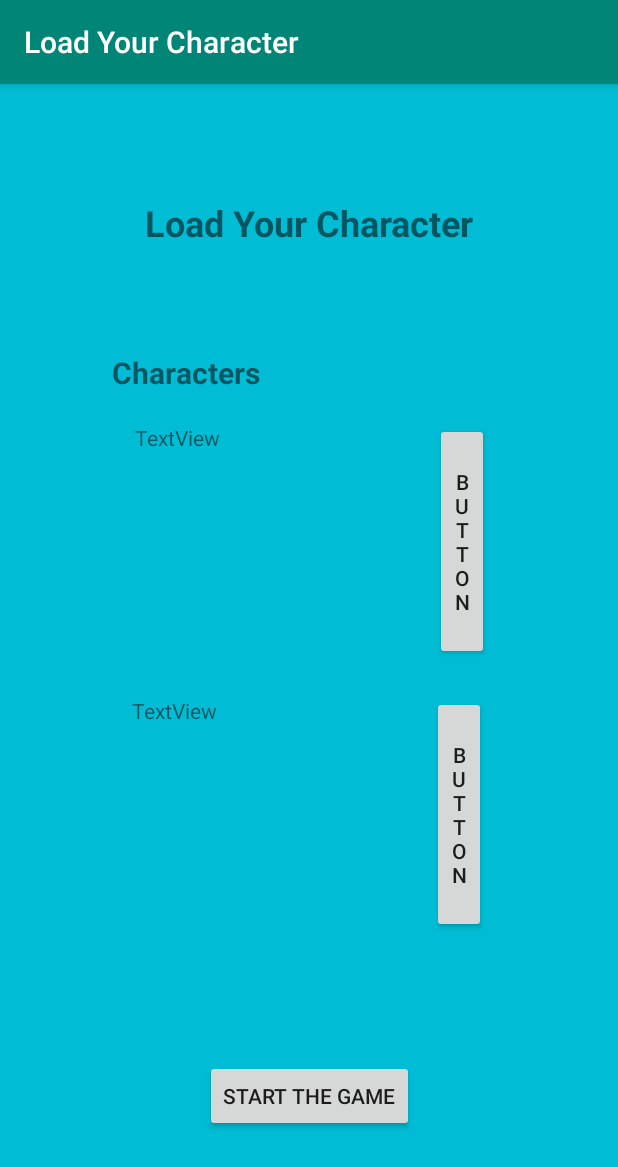
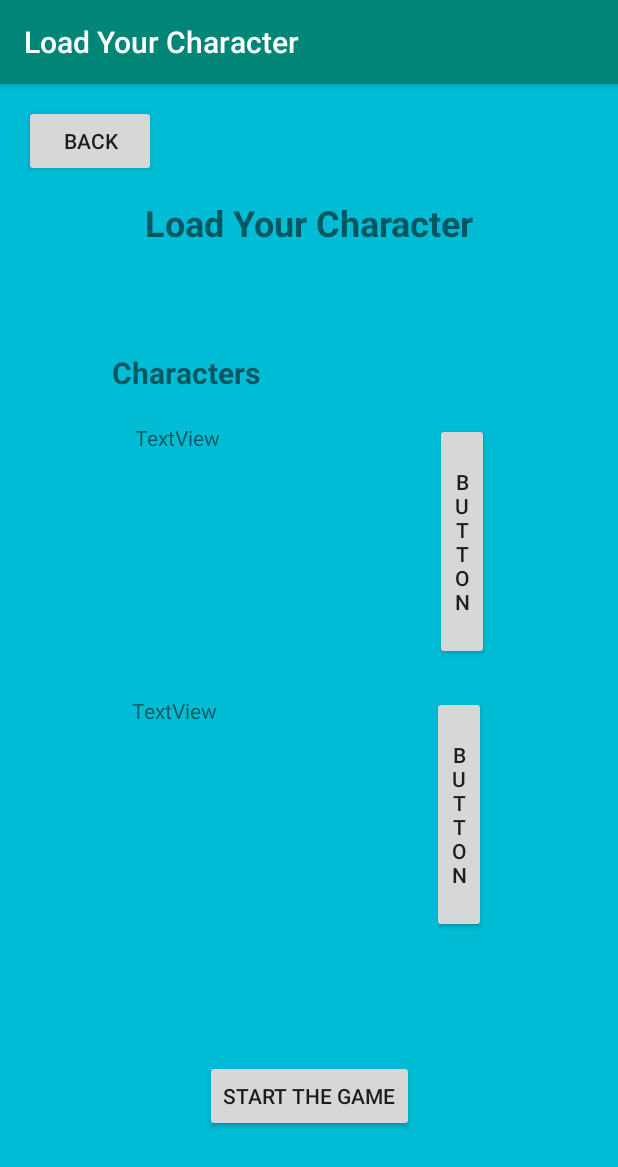
Before and after one commit to codeturtle00/Politician-Simulator, an Android app: the LoadCharacterActivity screen opened directly, with no data from a screen before it, on a phone screen of 412 x 824 dp. Shown: the top 1167 px of the screen. Run offline under Robolectric (Android 15) with nearby library versions, the phone set to English and light mode, and no system bars.

Commit message:
fixed the back button in LoadCharacterActivity

```diff
--- a/phase1/PoliticGame/app/src/main/java/com/example/politicgame/LoadCharacterActivity.java
+++ b/phase1/PoliticGame/app/src/main/java/com/example/politicgame/LoadCharacterActivity.java
@@ -1,5 +1,6 @@
 package com.example.politicgame;
 
+import android.content.Intent;
 import android.graphics.drawable.Drawable;
 import android.os.Bundle;
 import android.util.Log;
@@ -27,7 +28,7 @@ public class LoadCharacterActivity extends GameActivity {
         System.out.println("The current theme is blue: " + app.isThemeBlue());
 
         //Set theme
-        if (app.isThemeBlue()){
+        if (app.isThemeBlue()) {
             setTheme(R.style.BlueTheme);
         } else {
             setTheme(R.style.RedTheme);
@@ -44,6 +45,7 @@ public class LoadCharacterActivity extends GameActivity {
 
         final TextView charButton1 = findViewById(R.id.character_1);
         final TextView charButton2 = findViewById(R.id.character_2);
+        final TextView backButton = findViewById(R.id.load_character_back);
 
         charButton1.setOnClickListener(
                 new View.OnClickListener() {
@@ -64,6 +66,19 @@ public class LoadCharacterActivity extends GameActivity {
                         charButton1.setBackground(null);
                     }
                 });
+
+        backButton.setOnClickListener(
+                new View.OnClickListener() {
+                    public void onClick(View v) {
+                        toLoggedInMenu();
+                    }
+                });
+
+
     }
 
+    private void toLoggedInMenu() {
+        Intent selectIntent = new Intent(this, LoggedInActivity.class);
+        startActivity(selectIntent);
+    }
 }
--- a/phase1/PoliticGame/app/src/main/java/com/example/politicgame/SettingsActivity.java
+++ b/phase1/PoliticGame/app/src/main/java/com/example/politicgame/SettingsActivity.java
@@ -104,7 +104,7 @@ public class SettingsActivity extends AppCompatActivity {
     }
 
     public void returnMainMenu (){
-        if (lastActivity == "main"){
+        if (lastActivity.equals("main")){
             Intent restartIntent = new Intent(this, MainActivity.class);
             startActivity(restartIntent);
         } else {
--- a/phase1/PoliticGame/app/src/main/res/layout/activity_load_character.xml
+++ b/phase1/PoliticGame/app/src/main/res/layout/activity_load_character.xml
@@ -98,4 +98,17 @@
         app:layout_constraintStart_toStartOf="parent"
         app:layout_constraintTop_toBottomOf="@+id/view" />
 
+    <Button
+        android:id="@+id/load_character_back"
+        android:layout_width="wrap_content"
+        android:layout_height="wrap_content"
+        android:layout_marginStart="16dp"
+        android:layout_marginLeft="16dp"
+        android:layout_marginTop="16dp"
+        android:layout_marginBottom="16dp"
+        android:text="Back"
+        app:layout_constraintBottom_toTopOf="@+id/load_character_title"
+        app:layout_constraintStart_toStartOf="parent"
+        app:layout_constraintTop_toTopOf="parent" />
+
 </androidx.constraintlayout.widget.ConstraintLayout>
```
